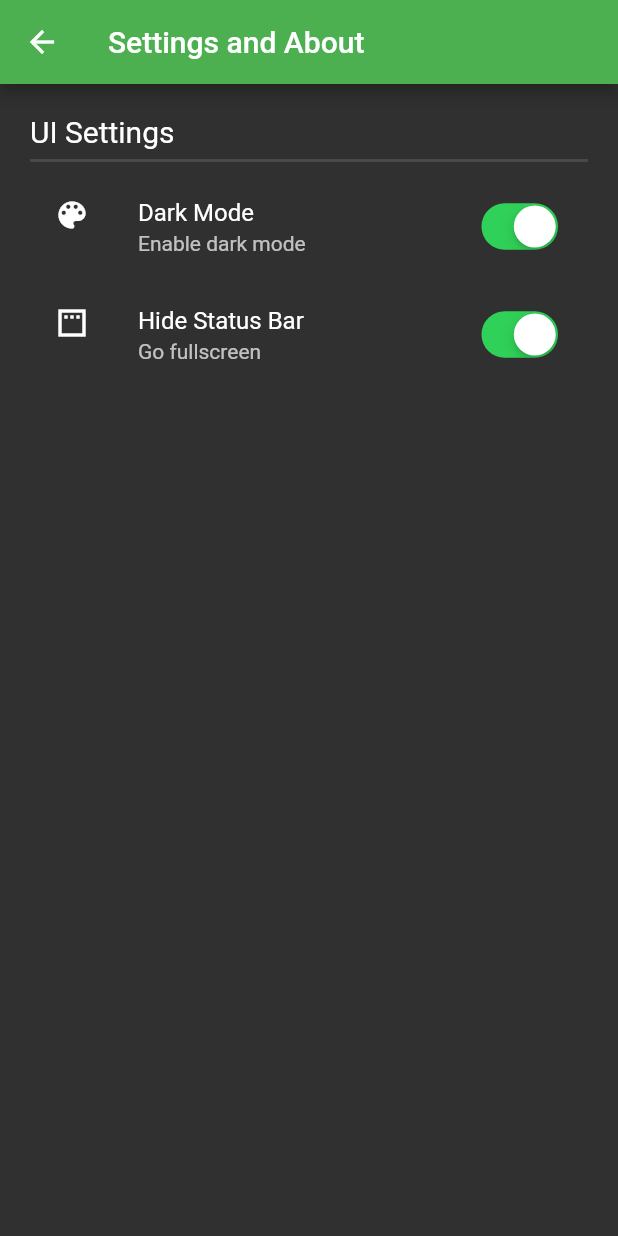
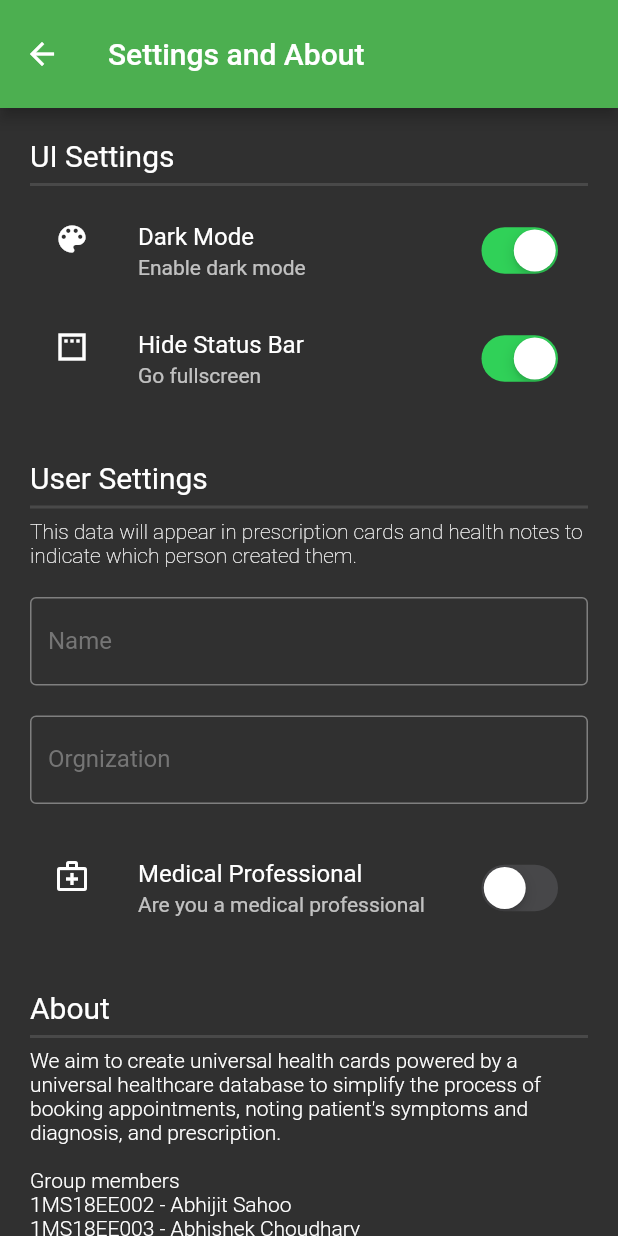
Before and after one commit to Az-21/universal-health-card, a Flutter app: the SettingsPage screen opened directly, on a phone screen of 412 x 824 dp. Run offline on Flutter 3.47's test engine with Material 2 defaults, Android fonts, the phone set to English and light mode, and no system bars; our stand-ins replace get, get_storage, getwidget, salomon_bottom_bar; missing offline and left inert: awesome_card, pattern_formatter; accounts and stored records are empty.

Commit message:
⚙added settings UI

```diff
--- a/lib/src/settings.dart
+++ b/lib/src/settings.dart
@@ -18,18 +18,20 @@ class SettingsPage extends StatefulWidget {
 class _SettingsPageState extends State<SettingsPage> {
   bool isDarkMode = ThemeServie().isSavedDarkMode();
   bool isStatusHidden = ThemeServie().isStatusHidden();
+  bool isDoctor = false; // TODO: implement global variable
+
+  String aboutUs =
+      'We aim to create universal health cards powered by a universal healthcare database to simplify the process of booking appointments, noting patient\'s symptoms and diagnosis, and prescription.\n\nGroup members\n1MS18EE002 - Abhijit Sahoo\n1MS18EE003 - Abhishek Choudhary\n1MS18EE009 - Amogh Mishra\n1MS18EE015 - Dhruv Kanthaliya\n\nThis app was made as a part of Semester VI Mini-Project showcase at MS Ramaiah Institute of Technology.\n\n';
 
   @override
   Widget build(BuildContext context) {
     return Scaffold(
       appBar: AppBar(
         title: Text('Settings and About'),
+        toolbarHeight: 72,
       ),
-      body: Container(
-        margin: EdgeInsets.symmetric(horizontal: 20, vertical: 20),
-        child: Column(
-          mainAxisAlignment: MainAxisAlignment.start,
-          crossAxisAlignment: CrossAxisAlignment.start,
+      body: ListView(
+        padding: EdgeInsets.symmetric(horizontal: 20, vertical: 20),
         children: [
           Text(
             'UI Settings',
@@ -76,9 +78,68 @@ class _SettingsPageState extends State<SettingsPage> {
                 ),
               ),
             ],
-            )
+          ),
+          SizedBox(height: 32),
+          Text(
+            'User Settings',
+            style: TextStyle(fontSize: 20),
+          ),
+          Divider(thickness: 2),
+          Text(
+            'This data will appear in prescription cards and health notes to indicate which person created them.',
+            style: TextStyle(fontSize: 14, fontWeight: FontWeight.w200),
+          ),
+
+          // * Name
+          SizedBox(height: 20),
+          TextField(
+            decoration: InputDecoration(
+              border: OutlineInputBorder(),
+              labelText: 'Name',
+              hintText: 'First Last',
+            ),
+          ),
+
+          // * Orgnazitaion
+          SizedBox(height: 20),
+          TextField(
+            decoration: InputDecoration(
+              border: OutlineInputBorder(),
+              labelText: 'Orgnization',
+              hintText: 'ABC Hospital | Self',
+            ),
+          ),
+
+          // * Bool Medical Professional
+          SizedBox(height: 20),
+          ListTile(
+            leading: Icon(Icons.medical_services_outlined),
+            title: Text('Medical Professional'),
+            subtitle: Text('Are you a medical professional'),
+            trailing: CupertinoSwitch(
+              value: isDoctor,
+              onChanged: (isDoctor) => setState(
+                () {
+                  this.isDoctor = isDoctor;
+                },
+              ),
+            ),
+          ),
+
+          // * About Section
+          SizedBox(height: 32),
+          Text(
+            'About',
+            style: TextStyle(fontSize: 20),
+          ),
+          Divider(thickness: 2),
+          Text(
+            aboutUs,
+            style: TextStyle(
+              fontWeight: FontWeight.w300,
+            ),
+          ),
         ],
-        ),
       ),
     );
   }
```
Lines whose indentation alone changed are shown as unchanged.
